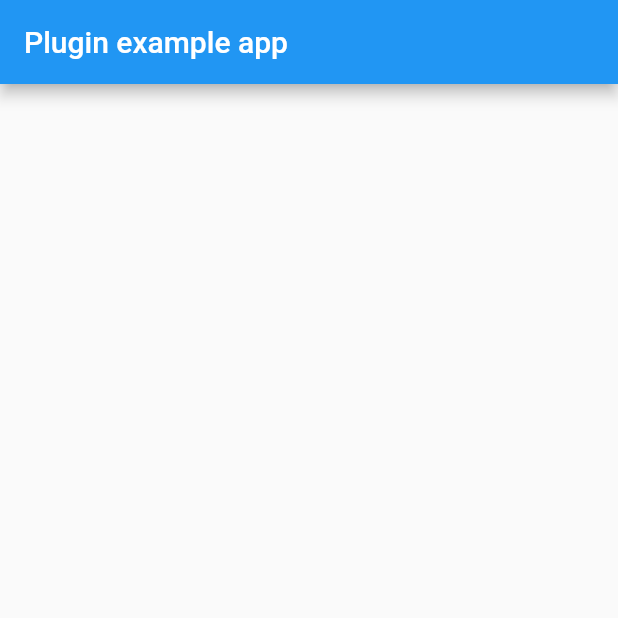
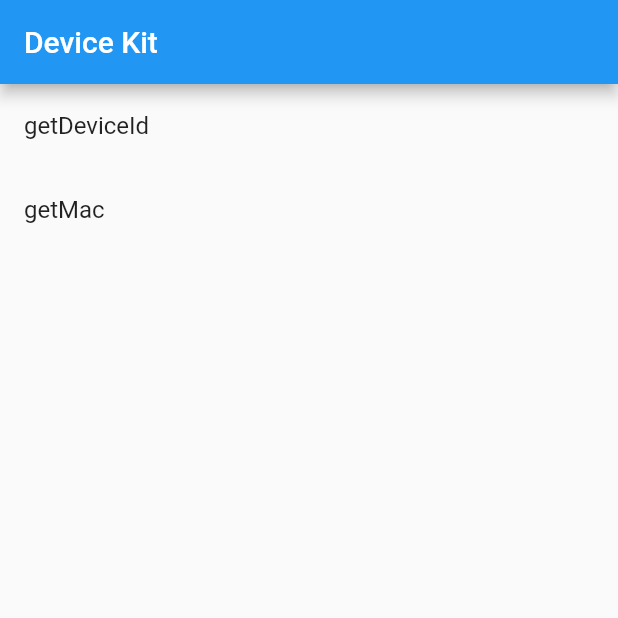
Before and after one commit to RxReader/device_kit, a Flutter app: the screen it shows after launch, on a phone screen of 412 x 824 dp, the top half of it. Run offline on Flutter 3.47's test engine with Material 2 defaults, Android fonts, the phone set to English and light mode, and no system bars.

```diff
--- a/example/lib/main.dart
+++ b/example/lib/main.dart
@@ -19,7 +19,23 @@ class _MyAppState extends State<MyApp> {
     return MaterialApp(
       home: Scaffold(
         appBar: AppBar(
-          title: const Text('Plugin example app'),
+          title: const Text('Device Kit'),
+        ),
+        body: ListView(
+          children: <Widget>[
+            ListTile(
+              title: const Text('getDeviceId'),
+              onTap: () async {
+                print('Device Id: ${await Device.getDeviceId()}');
+              },
+            ),
+            ListTile(
+              title: const Text('getMac'),
+              onTap: () async {
+                print('Mac: ${await Device.getMac()}');
+              },
+            ),
+          ],
         ),
       ),
     );
--- a/lib/device_kit.dart
+++ b/lib/device_kit.dart
@@ -1,21 +1,3 @@
-import 'dart:async';
-import 'dart:io';
+library device_kit;
 
-import 'package:flutter/services.dart';
-
-class DeviceKit {
-  const DeviceKit._();
-
-  static const MethodChannel _channel =
-      MethodChannel('v7lin.github.io/device_kit');
-
-  static Future<String> getDeviceId() {
-    assert(Platform.isAndroid);
-    return _channel.invokeMethod<String>('getDeviceId');
-  }
-
-  static Future<String> getMac() {
-    assert(Platform.isAndroid);
-    return _channel.invokeMethod<String>('getMac');
-  }
-}
+export 'src/device.dart';
--- /dev/null
+++ b/lib/src/device.dart
@@ -0,0 +1,21 @@
+import 'dart:async';
+import 'dart:io';
+
+import 'package:flutter/services.dart';
+
+class Device {
+  const Device._();
+
+  static const MethodChannel _channel =
+      MethodChannel('v7lin.github.io/device_kit');
+
+  static Future<String> getDeviceId() {
+    assert(Platform.isAndroid);
+    return _channel.invokeMethod<String>('getDeviceId');
+  }
+
+  static Future<String> getMac() {
+    assert(Platform.isAndroid);
+    return _channel.invokeMethod<String>('getMac');
+  }
+}
```
Also changed, not shown: 1 other file.
